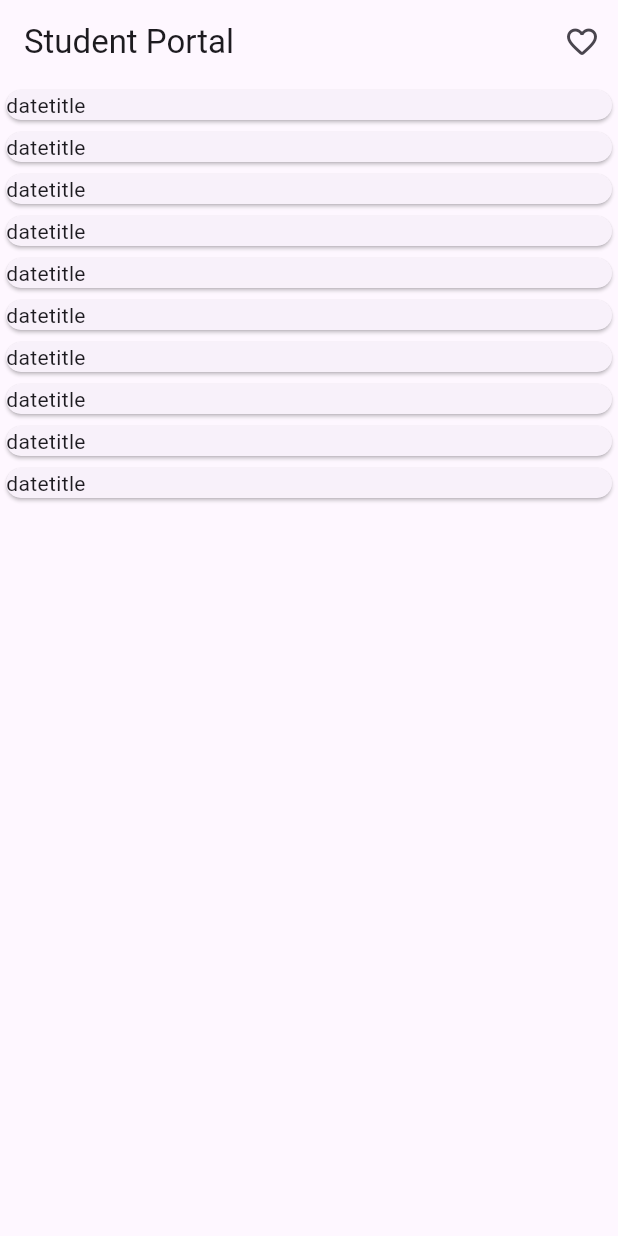
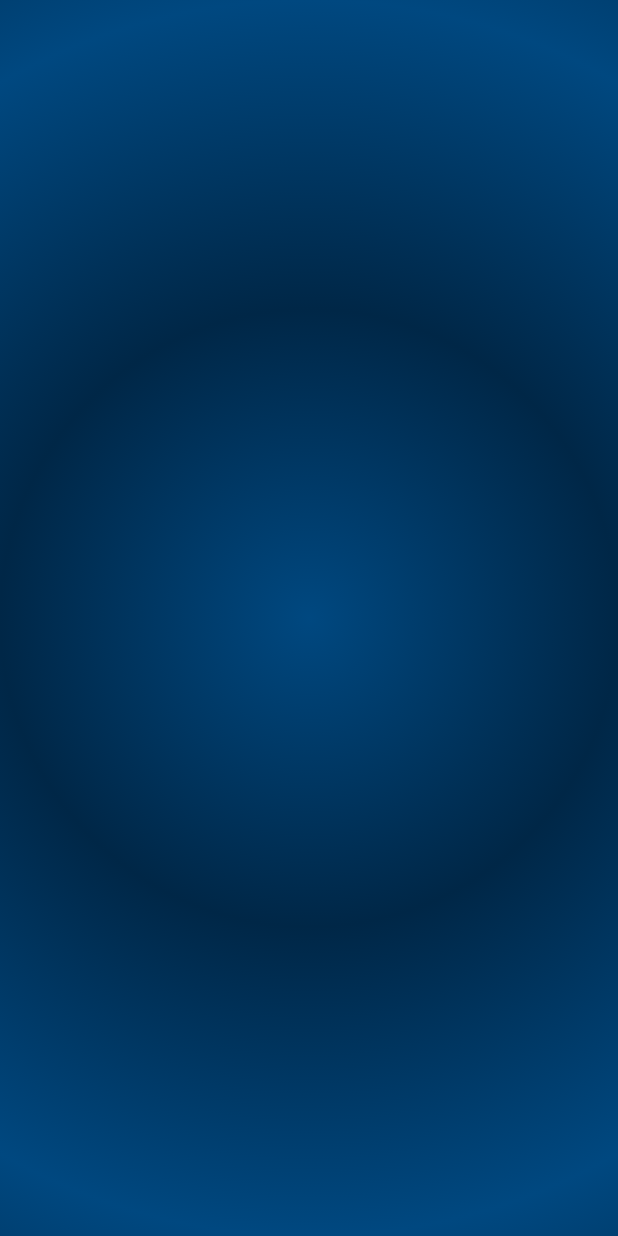
Before and after one commit to Faizan-glitch-os/student_potal_aup, a Flutter app: the screen it shows after launch, on a phone screen of 412 x 824 dp. Run offline on Flutter 3.47's test engine with Material 3 defaults, Android fonts, the phone set to English and light mode, and no system bars; our stand-ins replace animated_splash_screen, lottie.

```diff
--- a/lib/main.dart
+++ b/lib/main.dart
@@ -3,7 +3,7 @@ import 'package:student_potal_aup/main_screen.dart';
 import 'package:student_potal_aup/splash_screen.dart';
 
 void main() {
-  runApp(MyApp());
+  runApp(const MyApp());
 }
 
 class MyApp extends StatelessWidget {
@@ -11,18 +11,12 @@ class MyApp extends StatelessWidget {
 
   @override
   Widget build(BuildContext context) {
-    final screenWidth = MediaQuery.of(context).size.width;
-    final screenHeight = MediaQuery.of(context).size.height;
-
     return MaterialApp(
       theme: ThemeData(
         colorScheme: ColorScheme.fromSeed(seedColor: Colors.deepPurple),
         useMaterial3: true,
       ),
-      home: MainScreen(
-        screenWidth: screenWidth,
-        screenHeight: screenHeight,
-      ),
+      home: MainScreen(),
     );
   }
 }
--- a/lib/main_screen.dart
+++ b/lib/main_screen.dart
@@ -2,11 +2,7 @@ import 'package:flutter/material.dart';
 import 'package:student_potal_aup/data_model.dart';
 
 class MainScreen extends StatelessWidget {
-  MainScreen(
-      {super.key, required this.screenWidth, required this.screenHeight});
-
-  final double screenWidth;
-  final double screenHeight;
+  MainScreen({super.key});
 
   final notificationsData = [
     Notifications(
@@ -216,24 +212,28 @@ class MainScreen extends StatelessWidget {
   @override
   Widget build(BuildContext context) {
     return Scaffold(
-      appBar: AppBar(
-        title: Text('Student Portal'),
-        actions: [
-          IconButton(
-            onPressed: () {},
-            icon: Icon(Icons.favorite_border_rounded),
+      body: Container(
+        decoration: const BoxDecoration(
+          gradient: RadialGradient(
+            tileMode: TileMode.mirror,
+            colors: [
+              Color.fromRGBO(0, 72, 128, 1.0),
+              Color.fromRGBO(0, 39, 71, 1.0),
+            ],
           ),
-        ],
-      ),
-      body: Container(
-        width: screenWidth,
-        height: screenHeight,
-        child: ListView.builder(
-          itemCount: 10,
-          itemBuilder: (context, index) => Card(
-            child: Row(
-              children: [Text('date'), Text('title')],
-            ),
+        ),
+        child: Center(
+          child: Column(
+            children: [
+              Row(
+                children: [
+                  Container(
+                    decoration: BoxDecoration(),
+                  )
+                ],
+              ),
+              Row()
+            ],
           ),
         ),
       ),
--- a/pubspec.yaml
+++ b/pubspec.yaml
@@ -62,7 +62,7 @@ flutter:
 
   # To add assets to your application, add an assets section, like this:
   assets:
-    - assets/appImages/
+#    - assets/appImages/
     - assets/splashScreen/
   #   - images/a_dot_ham.jpeg
 
```
Also changed, not shown: lib/splash_screen.dart (+7 -11 lines).
